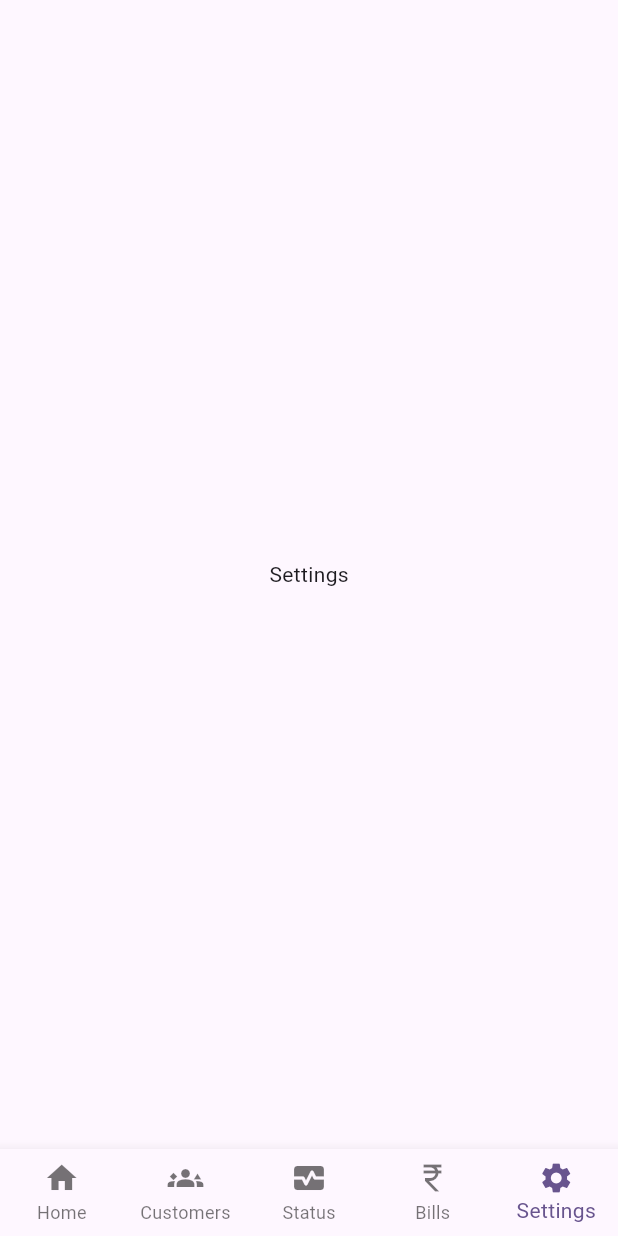
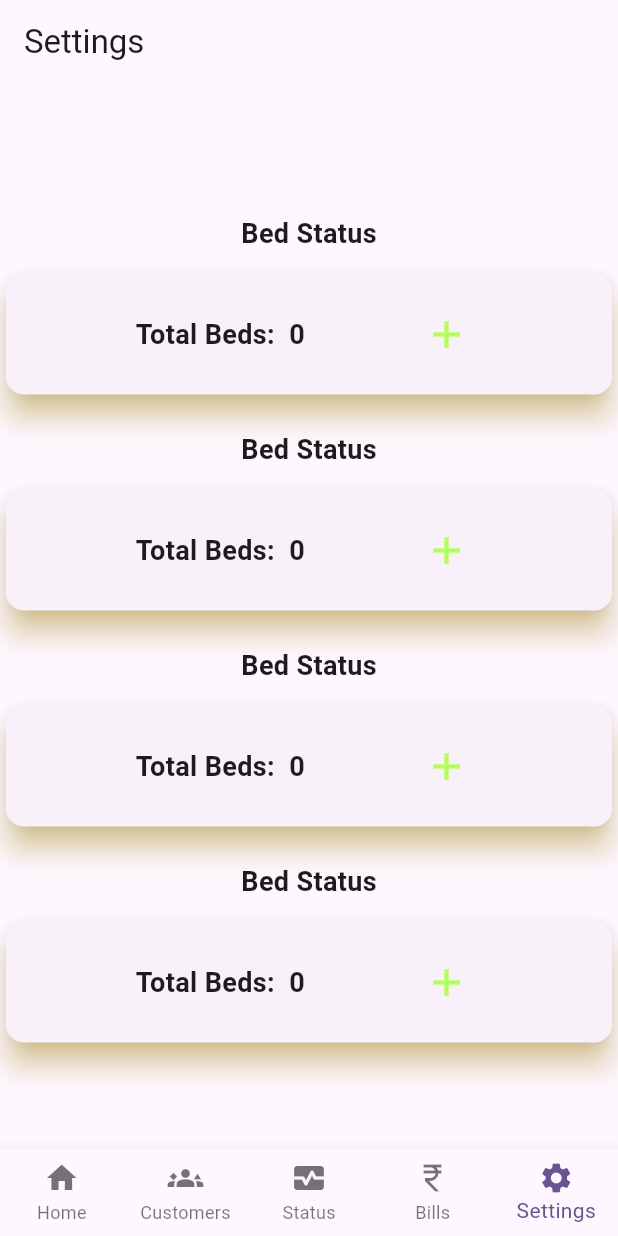
Before and after one commit to sameer1948/urban_rest, a Flutter app: the screen it shows after launch, item 5 of the bottom bar chosen, on a phone screen of 412 x 824 dp. Run offline on Flutter 3.47's test engine with Material 3 defaults, Android fonts, the phone set to English and light mode, and no system bars; our stand-ins replace flutter_svg, sqflite; accounts and stored records are empty.

Commit message:
Adding & Modifying pages

```diff
--- a/lib/pages/bottom_nav.dart
+++ b/lib/pages/bottom_nav.dart
@@ -1,4 +1,6 @@
 import 'package:flutter/material.dart';
+import 'package:urban_rest/pages/bed_page.dart';
+import 'package:urban_rest/pages/settings_page.dart';
 
 class BottomNav extends StatefulWidget {
   const BottomNav({Key? key}) : super(key: key);
@@ -15,11 +17,11 @@ class _BottomNavState extends State<BottomNav> {
     // StatusPageNew(),
     // BillPage(),
     // SettingsPage(),
-    Center(child: Text("Home")),
+    BedPage(),
     Center(child: Text("Customers")),
     Center(child: Text("Status")),
     Center(child: Text("Bills")),
-    Center(child: Text("Settings")),
+    SettingsPage(),
   ];
 
   @override
--- /dev/null
+++ b/lib/pages/settings_page.dart
@@ -0,0 +1,280 @@
+// ignore_for_file: use_super_parameters, library_private_types_in_public_api
+
+import 'package:flutter/material.dart';
+import 'package:urban_rest/constants/databaseConstants.dart';
+import 'package:urban_rest/database/service/bedService.dart';
+import 'package:urban_rest/database/service/commonServices.dart';
+import 'package:urban_rest/model/bed.dart';
+import 'package:urban_rest/model/bedStatus.dart';
+
+import 'package:urban_rest/widgets/snack_bar_widget.dart';
+
+class SettingsPage extends StatefulWidget {
+  const SettingsPage({Key? key}) : super(key: key);
+
+  @override
+  _SettingsPageState createState() => _SettingsPageState();
+}
+
+class _SettingsPageState extends State<SettingsPage> {
+  final commonservices _commonServices = commonservices();
+  final BedService _bedServices = BedService();
+
+  int totalBeds = 0;
+
+  @override
+  void initState() {
+    super.initState();
+    getCounts();
+  }
+
+  void getCounts() async {
+    totalBeds = await _commonServices.getRowCount(DatabaseConstants.TABLE_BED);
+  }
+
+  @override
+  Widget build(BuildContext context) {
+    return Scaffold(
+      appBar: AppBar(title: const Text('Settings')),
+      body: Center(
+        child: Column(
+          mainAxisSize: MainAxisSize.min,
+          children: [
+            SizedBox(height: 20),
+            Text(
+              'Bed Status',
+              style: TextStyle(fontSize: 18, fontWeight: FontWeight.bold),
+            ),
+            SizedBox(height: 10),
+            Card(
+              shadowColor: Colors.amberAccent,
+              elevation: 8,
+              shape: RoundedRectangleBorder(
+                borderRadius: BorderRadius.circular(12),
+              ),
+              child: Padding(
+                padding: const EdgeInsets.all(16.0),
+                child: Row(
+                  mainAxisAlignment: MainAxisAlignment.spaceEvenly,
+                  children: [
+                    Text(
+                      'Total Beds:  $totalBeds',
+                      style: TextStyle(
+                        fontSize: 18,
+                        fontWeight: FontWeight.bold,
+                      ),
+                    ),
+                    IconButton(
+                      icon: Icon(
+                        Icons.add,
+                        color: Colors.lightGreenAccent,
+                        size: 30,
+                      ),
+                      onPressed: () async {
+                        var i = await _bedServices.insertBed(
+                          Bed(id: totalBeds + 1, status: BedStatus.available),
+                        );
+                        if (i == -1) {
+                          SnackBarWidget.show(
+                            context,
+                            message: 'Failed Save Bed!',
+                            color: Colors.red,
+                            duration: Duration(seconds: 2),
+                          );
+                        } else {
+                          SnackBarWidget.show(
+                            context,
+                            message: 'New Bed Added!',
+                            color: Colors.green,
+                            duration: Duration(seconds: 2),
+                          );
+                          setState(() {
+                            getCounts();
+                          });
+                        }
+                      },
+                    ),
+                  ],
+                ),
+              ),
+            ),
+            SizedBox(height: 20),
+            Text(
+              'Bed Status',
+              style: TextStyle(fontSize: 18, fontWeight: FontWeight.bold),
+            ),
+            SizedBox(height: 10),
+            Card(
+              shadowColor: Colors.amberAccent,
+              elevation: 8,
+              shape: RoundedRectangleBorder(
+                borderRadius: BorderRadius.circular(12),
+              ),
+              child: Padding(
+                padding: const EdgeInsets.all(16.0),
+                child: Row(
+                  mainAxisAlignment: MainAxisAlignment.spaceEvenly,
+                  children: [
+                    Text(
+                      'Total Beds:  $totalBeds',
+                      style: TextStyle(
+                        fontSize: 18,
+                        fontWeight: FontWeight.bold,
+                      ),
+                    ),
+                    IconButton(
+                      icon: Icon(
+                        Icons.add,
+                        color: Colors.lightGreenAccent,
+                        size: 30,
+                      ),
+                      onPressed: () async {
+                        var i = await _bedServices.insertBed(
+                          Bed(id: totalBeds + 1, status: BedStatus.available),
+                        );
+                        if (i == -1) {
+                          SnackBarWidget.show(
+                            context,
+                            message: 'Failed Save Bed!',
+                            color: Colors.red,
+                            duration: Duration(seconds: 2),
+                          );
+                        } else {
+                          SnackBarWidget.show(
+                            context,
+                            message: 'New Bed Added!',
+                            color: Colors.green,
+                            duration: Duration(seconds: 2),
+                          );
+                          setState(() {
+                            getCounts();
+                          });
+                        }
+                      },
+                    ),
+                  ],
+                ),
+              ),
+            ),
+            SizedBox(height: 20),
+            Text(
+              'Bed Status',
+              style: TextStyle(fontSize: 18, fontWeight: FontWeight.bold),
+            ),
+            SizedBox(height: 10),
+            Card(
+              shadowColor: Colors.amberAccent,
+              elevation: 8,
+              shape: RoundedRectangleBorder(
+                borderRadius: BorderRadius.circular(12),
+              ),
+              child: Padding(
+                padding: const EdgeInsets.all(16.0),
+                child: Row(
+                  mainAxisAlignment: MainAxisAlignment.spaceEvenly,
+                  children: [
+                    Text(
+                      'Total Beds:  $totalBeds',
+                      style: TextStyle(
+                        fontSize: 18,
+                        fontWeight: FontWeight.bold,
+                      ),
+                    ),
+                    IconButton(
+                      icon: Icon(
+                        Icons.add,
+                        color: Colors.lightGreenAccent,
+                        size: 30,
+                      ),
+                      onPressed: () async {
+                        var i = await _bedServices.insertBed(
+                          Bed(id: totalBeds + 1, status: BedStatus.available),
+                        );
+                        if (i == -1) {
+                          SnackBarWidget.show(
+                            context,
+                            message: 'Failed Save Bed!',
+                            color: Colors.red,
+                            duration: Duration(seconds: 2),
+                          );
+                        } else {
+                          SnackBarWidget.show(
+                            context,
+                            message: 'New Bed Added!',
+                            color: Colors.green,
+                            duration: Duration(seconds: 2),
+                          );
+                          setState(() {
+                            getCounts();
+                          });
+                        }
+                      },
+                    ),
+                  ],
+                ),
+              ),
+            ),
+            SizedBox(height: 20),
+            Text(
+              'Bed Status',
+              style: TextStyle(fontSize: 18, fontWeight: FontWeight.bold),
+            ),
+            SizedBox(height: 10),
+            Card(
+              shadowColor: Colors.amberAccent,
+              elevation: 8,
+              shape: RoundedRectangleBorder(
+                borderRadius: BorderRadius.circular(12),
+              ),
+              child: Padding(
+                padding: const EdgeInsets.all(16.0),
+                child: Row(
+                  mainAxisAlignment: MainAxisAlignment.spaceEvenly,
+                  children: [
+                    Text(
+                      'Total Beds:  $totalBeds',
+                      style: TextStyle(
+                        fontSize: 18,
+                        fontWeight: FontWeight.bold,
+                      ),
+                    ),
+                    IconButton(
+                      icon: Icon(
+                        Icons.add,
+                        color: Colors.lightGreenAccent,
+                        size: 30,
+                      ),
+                      onPressed: () async {
+                        var i = await _bedServices.insertBed(
+                          Bed(id: totalBeds + 1, status: BedStatus.available),
+                        );
+                        if (i == -1) {
+                          SnackBarWidget.show(
+                            context,
+                            message: 'Failed Save Bed!',
+                            color: Colors.red,
+                            duration: Duration(seconds: 2),
+                          );
+                        } else {
+                          SnackBarWidget.show(
+                            context,
+                            message: 'New Bed Added!',
+                            color: Colors.green,
+                            duration: Duration(seconds: 2),
+                          );
+                          setState(() {
+                            getCounts();
+                          });
+                        }
+                      },
+                    ),
+                  ],
+                ),
+              ),
+            ),
+          ],
+        ),
+      ),
+    );
+  }
+}
```
Also changed, not shown: lib/pages/bed_page.dart (added, +170 -0 lines).
